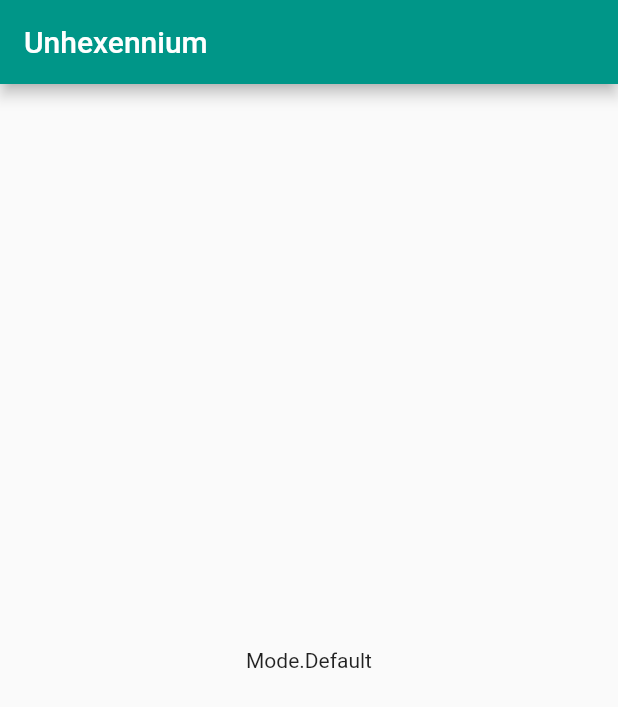
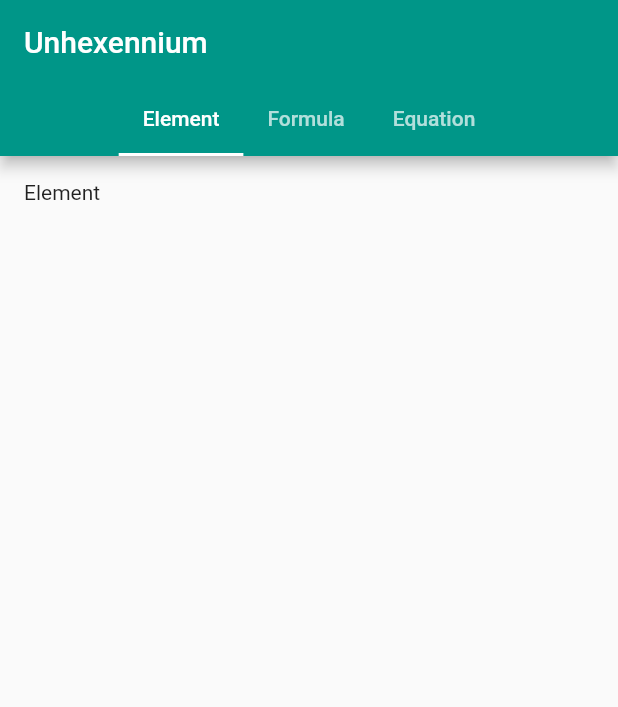
Before and after one commit to Mapioi/unhexennium, a Flutter app: the screen it shows after launch, on a phone screen of 412 x 824 dp. Shown: the top 707 px of the screen. Run offline on Flutter 3.47's test engine with Material 2 defaults, Android fonts, the phone set to English and light mode, and no system bars.

Commit message:
Add simple tabs skeleton

```diff
--- a/lib/tabs/home_page.dart
+++ b/lib/tabs/home_page.dart
@@ -1,23 +1,48 @@
 import 'package:flutter/material.dart';
 
-enum Mode { Default, Element, Formula, Equation }
+// constants
+enum Mode { Element, Formula, Equation }
 
+const default_mode = Mode.Element;
+
+// utils
+String enumToString(enumElement) => enumElement.toString().split(".")[1];
+
+// ui
 class HomePage extends StatefulWidget {
   @override
   State<StatefulWidget> createState() => new _HomePageState();
 }
 
 class _HomePageState extends State<HomePage> {
-  Mode _mode = Mode.Default;
+  Mode _mode = default_mode;
 
   @override
   Widget build(BuildContext context) {
-    return new Scaffold(
+    return new DefaultTabController(
+      length: Mode.values.length,
+      child: new Scaffold(
         appBar: new AppBar(
           title: new Text("Unhexennium"),
+          bottom: new TabBar(
+            isScrollable: true,
+            tabs: Mode.values.map((Mode tabTitle) {
+              return new Tab(
+                  text: enumToString(tabTitle)
+              );
+            }).toList(),
+          ),
         ),
-        body: new Center(
-          child: new Text(_mode.toString()),
-        ));
+        // content
+        body: new TabBarView(
+          children: Mode.values.map((Mode tabTitle) {
+            return new Padding(
+              padding: const EdgeInsets.all(16.0),
+              child: new Text(enumToString(tabTitle)),
+            );
+          }).toList(),
+        ),
+      ),
+    );
   }
 }
```
